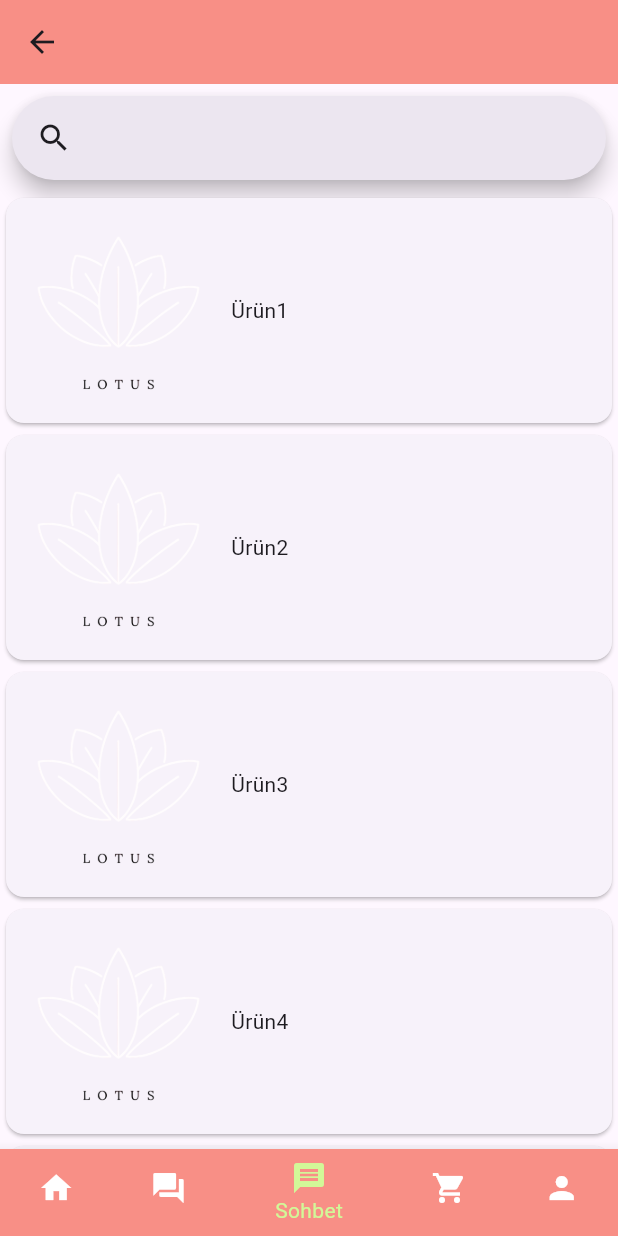
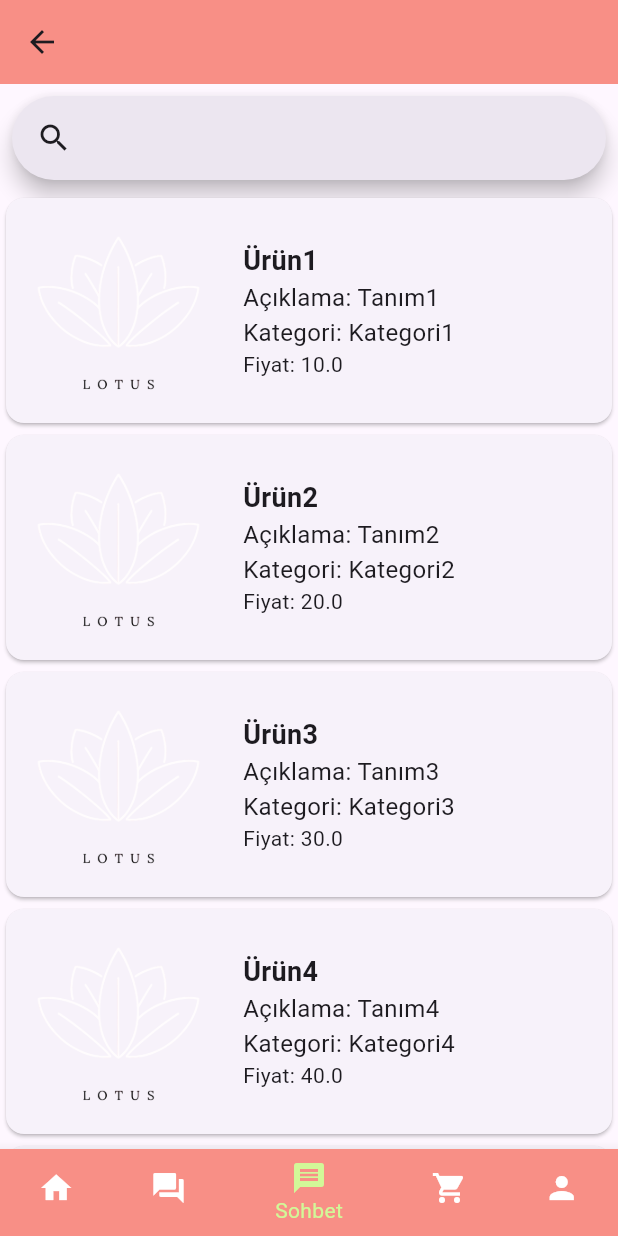
Before and after one commit to OzlemSevinc/lotus-android, a Flutter app: the BottomNavigation screen opened directly, item 3 of the bottom bar chosen, on a phone screen of 412 x 824 dp. Run offline on Flutter 3.47's test engine with Material 3 defaults, Android fonts, the phone set to English and light mode, and no system bars.

Commit message:
Article and product entities added. Bottom navigation bar updated

```diff
--- a/lib/bottom_nav_bar.dart
+++ b/lib/bottom_nav_bar.dart
@@ -4,6 +4,7 @@ import 'package:lotus/forum_list.dart';
 import 'package:lotus/market_list.dart';
 import 'package:lotus/profile.dart';
 import 'package:lotus/colors.dart';
+
 class BottomNavigation extends StatefulWidget {
   const BottomNavigation({super.key});
 
@@ -13,11 +14,25 @@ class BottomNavigation extends StatefulWidget {
 
 class _BottomNavigationState extends State<BottomNavigation> {
   int chosenIndex=0;
-  var pages=[const Homepage(),const ForumList(),const MarketList(),const MarketList(),const Profile()];
+  static List<Widget> pages=<Widget>[const Homepage(),const ForumList(),const MarketList(),const MarketList(),const Profile()];
+
+  Future<bool> onWillPop() async {
+    if (chosenIndex != 0) {
+      setState(() {
+        chosenIndex = 0;
+      });
+      return false;
+    }
+    return true;
+  }
+
   @override
   Widget build(BuildContext context) {
-    return Scaffold(
-      body: pages[chosenIndex],
+    return  WillPopScope(
+      onWillPop: onWillPop,
+      child: Scaffold(
+        body: Center(
+            child: pages.elementAt(chosenIndex)),
         bottomNavigationBar: Theme(
           data: Theme.of(context).copyWith(
             canvasColor: mainPink,
@@ -42,6 +57,7 @@ class _BottomNavigationState extends State<BottomNavigation> {
           },
         ),
         ),
+      ),
     );
   }
 }
--- /dev/null
+++ b/lib/entity/product_entity.dart
@@ -0,0 +1,9 @@
+class Product{
+  String name;
+  String definition;
+  int ownerId;
+  double price;
+  String category;
+
+  Product({required this.name,required this.definition,required this.ownerId,required this.price,required this.category});
+}
--- a/lib/market_list.dart
+++ b/lib/market_list.dart
@@ -1,7 +1,8 @@
 import 'package:flutter/material.dart';
 import 'package:lotus/colors.dart';
+import 'article_list.dart';
+import 'entity/product_entity.dart';
 
-import 'article_list.dart';
 class MarketList extends StatefulWidget {
   const MarketList({super.key});
 
@@ -10,41 +11,61 @@ class MarketList extends StatefulWidget {
 }
 
 class _MarketListState extends State<MarketList> {
-  var productList=["Ürün1","Ürün2","Ürün3","Ürün4","Ürün5","Ürün6","Ürün7","Ürün8"];
+  List<Product> productList = [
+    Product(name: "Ürün1", definition: "Tanım1", ownerId: 1, price: 10.0, category: "Kategori1"),
+    Product(name: "Ürün2", definition: "Tanım2", ownerId: 2, price: 20.0, category: "Kategori2"),
+    Product(name: "Ürün3", definition: "Tanım3", ownerId: 3, price: 30.0, category: "Kategori3"),
+    Product(name: "Ürün4", definition: "Tanım4", ownerId: 4, price: 40.0, category: "Kategori4"),
+    Product(name: "Ürün5", definition: "Tanım5", ownerId: 5, price: 50.0, category: "Kategori5"),
+    Product(name: "Ürün6", definition: "Tanım6", ownerId: 6, price: 60.0, category: "Kategori6"),
+    Product(name: "Ürün7", definition: "Tanım7", ownerId: 7, price: 70.0, category: "Kategori7"),
+    Product(name: "Ürün8", definition: "Tanım8", ownerId: 8, price: 80.0, category: "Kategori8"),
+  ];
   @override
   Widget build(BuildContext context) {
     return Scaffold(
       appBar: AppBar(
         backgroundColor: mainPink,
       ),
-      body: SingleChildScrollView(
-        child: Column(
+      body: Column(
           children: <Widget>[
             _searchBar(context),
-            _buildHorizontalListView(context,resim: "resimler/lotus_resim.png", items: productList)
+            Expanded(
+              child: _buildHorizontalListView(context,resim: "resimler/lotus_resim.png", items: productList)
+            ),
           ],
         ),
-      ),
     );
   }
 }
-Widget _buildHorizontalListView(BuildContext context,{ required String resim, required List<String> items}) {
-  return SizedBox(
-    height: MediaQuery.of(context).size.height*0.93,
-    child:ListView.builder(
+Widget _buildHorizontalListView(BuildContext context,{ required String resim, required List<Product> items}) {
+  return ListView.builder(
         scrollDirection: Axis.vertical,
         itemCount: items.length,
         itemBuilder: (BuildContext context, int index) {
+          final product=items[index];
           return Card(
               child: Row(
                 children: [
                   SizedBox(width:150,height:150,child: Image.asset(resim),),
-                  Text(items[index]),
+                  Expanded(
+                    child: Padding(
+                      padding: const EdgeInsets.all(8.0),
+                      child: Column(
+                        crossAxisAlignment: CrossAxisAlignment.start,
+                        children: [
+                          Text(product.name, style: TextStyle(fontSize: 18, fontWeight: FontWeight.bold)),
+                          Text("Açıklama: ${product.definition}", style: TextStyle(fontSize: 16)),
+                          Text("Kategori: ${product.category}", style: TextStyle(fontSize: 16)),
+                          Text("Fiyat: ${product.price}", style: TextStyle(fontSize: 14), maxLines: 2, overflow: TextOverflow.ellipsis),
+                        ],
+                      ),
+                    ),
+                  ),
                 ],
               )
           );
         }
-    ),
     );
 }
 
```
Also changed, not shown: lib/article_list.dart (+33 -11 lines), lib/entity/article_entity.dart (added, +9 -0 lines), lib/forum_list.dart (+6 -9 lines). Lines whose indentation alone changed are shown as unchanged.
